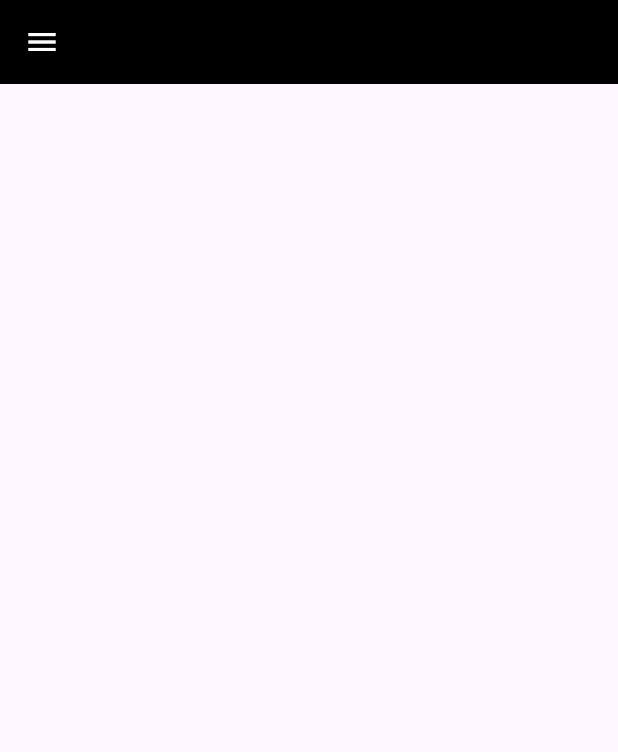
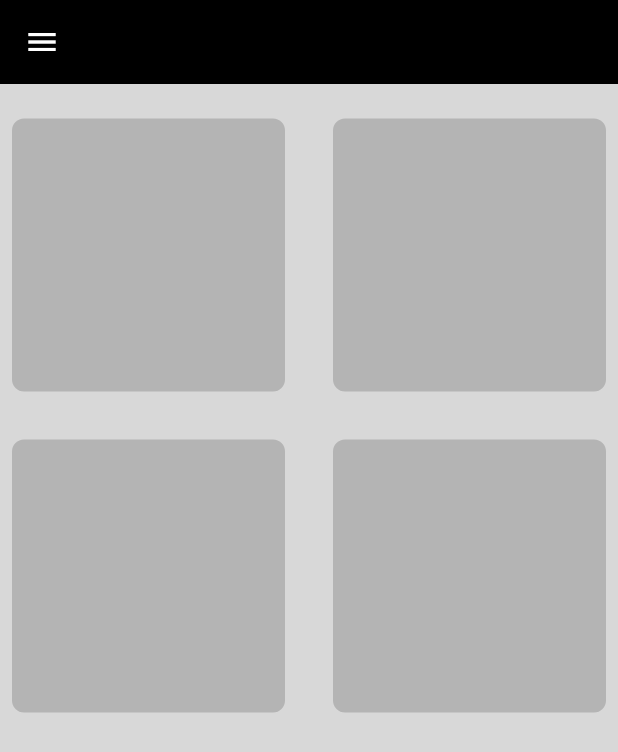
Before and after one commit to osamaromeh10/responsive_ui, a Flutter app: the screen it shows after launch, on a phone screen of 412 x 824 dp. Shown: the top 752 px of the screen. Run offline on Flutter 3.47's test engine with Material 3 defaults, Android fonts, the phone set to English and light mode, and no system bars.

Commit message:
CreateCustomSliverGrid

```diff
--- a/lib/views/home_view.dart
+++ b/lib/views/home_view.dart
@@ -1,4 +1,5 @@
 import 'package:flutter/material.dart';
+import 'package:responsive_ui/views/widgets/home_view_body.dart';
 
 class HomeView extends StatelessWidget {
   const HomeView({super.key});
@@ -7,10 +8,12 @@ class HomeView extends StatelessWidget {
   Widget build(BuildContext context) {
     return SafeArea(
       child: Scaffold(
+        backgroundColor: Color(0xffD8D8D8),
         appBar: AppBar(
           backgroundColor: Colors.black,
           leading: Icon(Icons.menu, color: Colors.white),
         ),
+        body: HomeViewBody(),
       ),
     );
   }
--- /dev/null
+++ b/lib/views/widgets/home_view_body.dart
@@ -0,0 +1,16 @@
+import 'package:flutter/material.dart';
+import 'package:responsive_ui/views/widgets/custom_sliver_grid.dart';
+
+class HomeViewBody extends StatelessWidget {
+  const HomeViewBody({super.key});
+
+  @override
+  Widget build(BuildContext context) {
+    return CustomScrollView(
+      slivers: [
+        SliverToBoxAdapter(child: SizedBox(height: 15)),
+        CustomSliverGrid(),
+      ],
+    );
+  }
+}
```
Also changed, not shown: lib/views/widgets/custom_sliver_grid.dart (added, +28 -0 lines).
